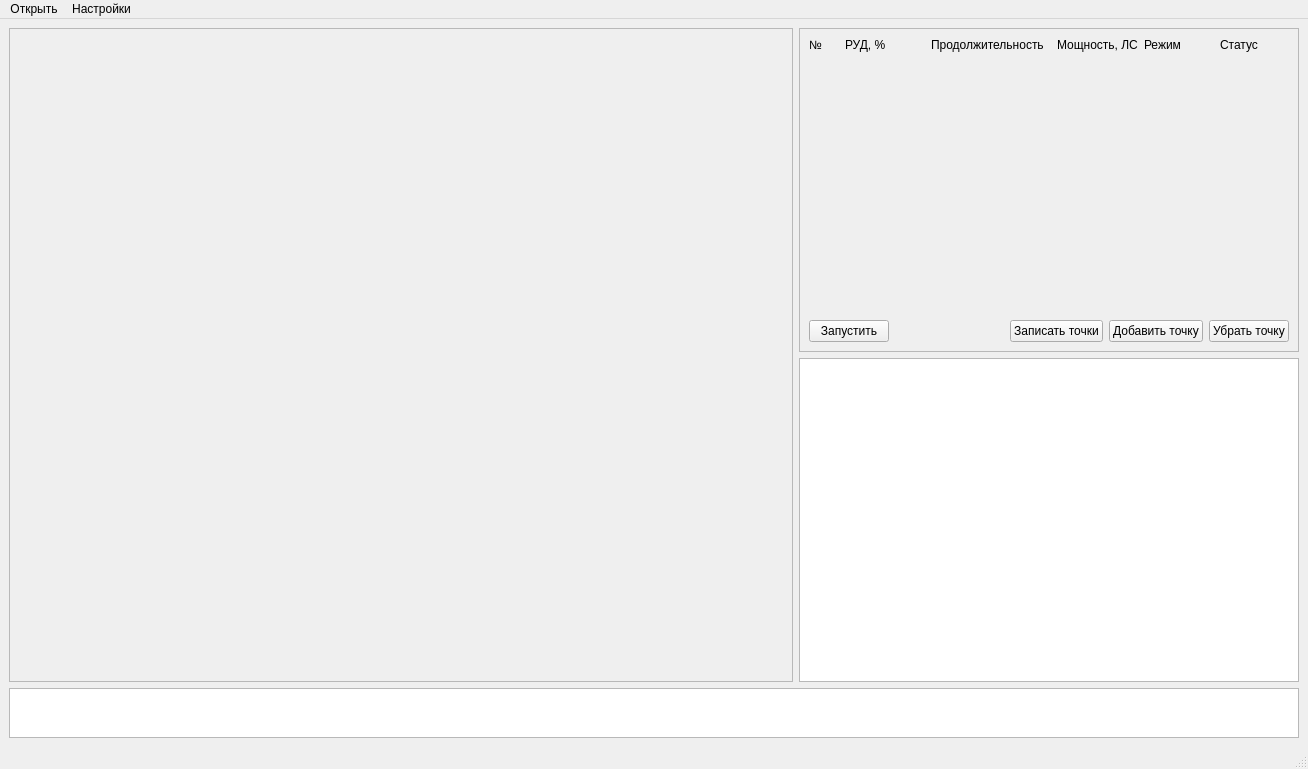
This is mainwindow.ui in daapavlov/AuomaticStep as Qt 5 draws it before an edit. The edited form follows.
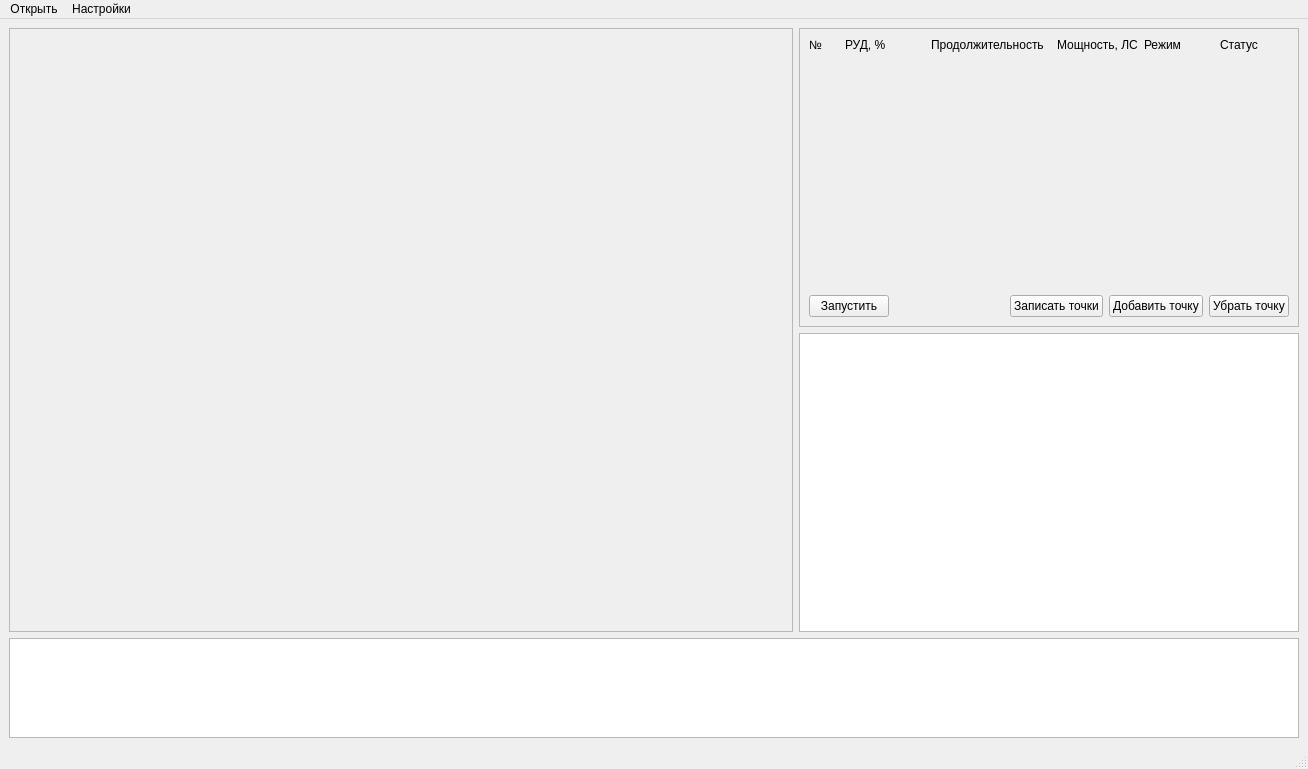
This is the edited form.

```diff
--- a/mainwindow.ui
+++ b/mainwindow.ui
@@ -34,7 +34,7 @@
            <x>0</x>
            <y>0</y>
            <width>778</width>
-           <height>650</height>
+           <height>600</height>
           </rect>
          </property>
         </widget>
@@ -80,7 +80,7 @@
              <x>0</x>
              <y>0</y>
              <width>498</width>
-             <height>320</height>
+             <height>295</height>
             </rect>
            </property>
            <layout class="QVBoxLayout" name="verticalLayout">
@@ -259,7 +259,7 @@
       <property name="maximumSize">
        <size>
         <width>16777215</width>
-        <height>50</height>
+        <height>100</height>
        </size>
       </property>
      </widget>
```
